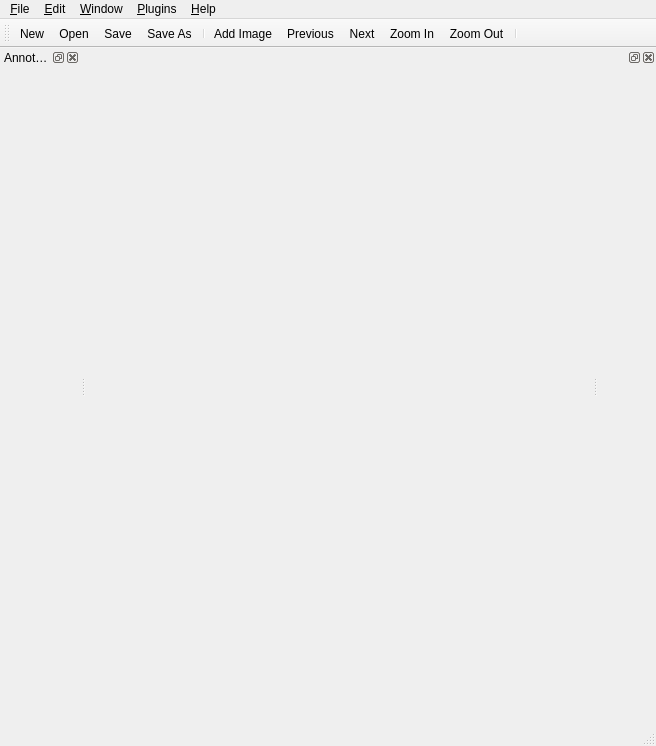
Above: labeltool.ui from cvhciKIT/sloth before the change. Below: the same form after it.
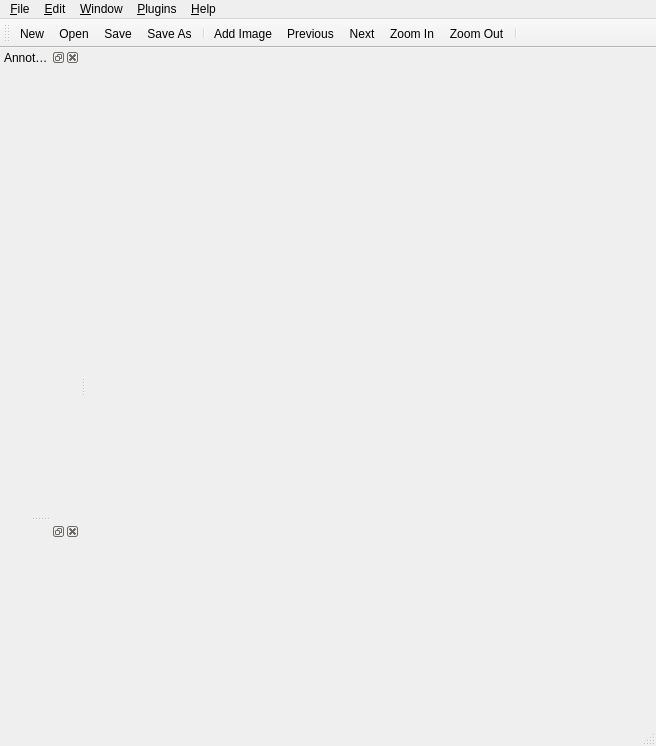
That is the form after the change. Icons and pictures are not drawn.

Commit message: fix issue with initial size of central widget

```diff
--- a/labeltool.ui
+++ b/labeltool.ui
@@ -105,7 +105,7 @@
   </widget>
   <widget class="QDockWidget" name="dockInformation">
    <attribute name="dockWidgetArea">
-    <number>2</number>
+    <number>1</number>
    </attribute>
    <widget class="QWidget" name="dockInformationWidgetContents"/>
   </widget>
```
Left out of the diff: 2 changed lines with no effect on the pictures. The commit also changes 1 other file.
